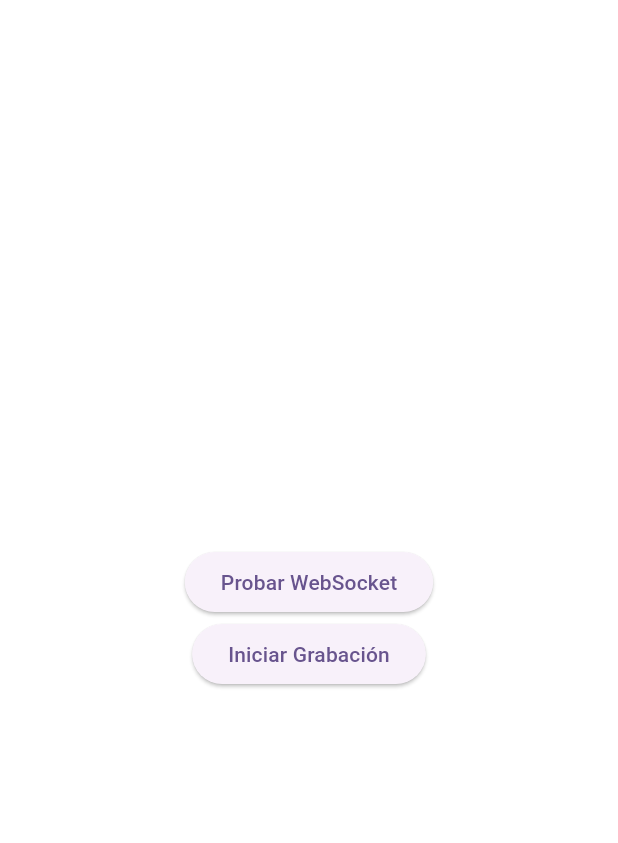
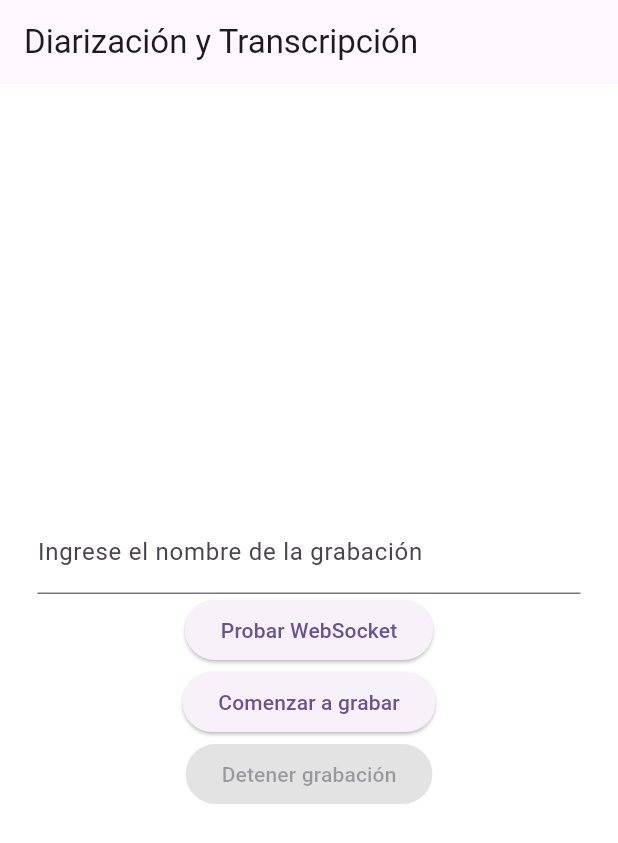
Before and after one commit to opozo00/flutterCliente-paper, a Flutter app: the screen it shows after launch, after a tap on "Probar WebSocket", on a phone screen of 412 x 824 dp. Shown: the top 843 px of the screen. Run offline on Flutter 3.47's test engine with Material 3 defaults, Android fonts, the phone set to English and light mode, and no system bars; our stand-ins replace audioplayers, socket_io_client; missing offline and left inert: record; network calls fail.

Commit message:
Cambios en la grabación y envío de audio al server

```diff
--- a/lib/aitranscription.dart
+++ b/lib/aitranscription.dart
@@ -1,4 +1,6 @@
+import 'dart:async';
 import 'dart:convert';
+import 'dart:io' as f;
 
 import 'package:record/record.dart';
 import 'package:flutter/material.dart';
@@ -8,7 +10,7 @@ import 'package:path_provider/path_provider.dart';
 import 'package:socket_io_client/socket_io_client.dart' as IO;
 import 'package:http/http.dart' as http;
 
-void main() async {
+void main() {
   runApp(const MyApp());
 }
 
@@ -37,9 +39,13 @@ class TranscriptionPage extends StatefulWidget {
 }
 
 class _TranscriptionPageState extends State<TranscriptionPage> {
+  final TextEditingController _textController = TextEditingController();
   List<String> _transcripts = [];
   final recorder = AudioRecorder();
   bool isRecording = false;
+  bool detener = false;
+
+
 
   IO.Socket socket = IO.io('http://10.0.2.2:3000',
       OptionBuilder()
@@ -47,10 +53,29 @@ class _TranscriptionPageState extends State<TranscriptionPage> {
           .setExtraHeaders({'foo': 'bar'}) // optional
           .build());
 
+  @override
+  void initState() {
+    super.initState();
+    socket.on('connect', (_) => print('Connected to server'));
+    socket.on('transcript', (data) => setState(() => _transcripts.add(data)));
+
+    // Solicitar permiso de grabación de audio
+    _requestAudioPermission();
+  }
+
+  void _requestAudioPermission() async {
+    var status = await recorder.hasPermission();
+    if (status == false) {
+      print("Permiso de audio no otorgado");
+    }
+  }
 
   @override
   Widget build(BuildContext context) {
     return Scaffold(
+      appBar: AppBar(
+        title: Text('Diarización y Transcripción'),
+      ),
       backgroundColor: Colors.white,
       body: SafeArea(
         child: Padding(
@@ -64,9 +89,13 @@ class _TranscriptionPageState extends State<TranscriptionPage> {
               physics: BouncingScrollPhysics(),
               child: Column(
                 children: [
+                  TextField(
+                    controller: _textController,
+                    decoration: InputDecoration(labelText: 'Ingrese el nombre de la grabación'),
+                  ),
                   ElevatedButton(
                     //pruebaGET,pruebaSocket
-                    onPressed: pruebaSocket,
+                    onPressed: pruebaGET,
                     child: Text('Probar WebSocket'),
                   ),
                   /*ElevatedButton(
@@ -77,10 +106,16 @@ class _TranscriptionPageState extends State<TranscriptionPage> {
                     onPressed: stopRecording,
                     child: Text('Detener grabación'),
                   ),*/
-                  ElevatedButton(onPressed: isRecording ? detenerGrabacion : iniciarGrabacion,
+                  /*ElevatedButton(onPressed: isRecording ? detenerGrabacion : iniciarGrabacion,
                     child: Text(isRecording
                         ? 'Detener Grabación'
-                        : 'Iniciar Grabación'),),
+                        : 'Iniciar Grabación'),),*/
+                  ElevatedButton(onPressed:
+                  isRecording ? null : iniciarGrabacion,
+                    child: Text('Comenzar a grabar'),),
+                  ElevatedButton(onPressed:
+                  isRecording ? detenerGrabacion : null,
+                    child: Text('Detener grabación'),),
                   ListView.builder(
                     shrinkWrap: true,
                     itemCount: _transcripts.length,
@@ -96,22 +131,31 @@ class _TranscriptionPageState extends State<TranscriptionPage> {
       ),
     );
   }
+
+  // Iniciar grabación
   Future<void> iniciarGrabacion() async {
-    if(!isRecording){
-      try{
-        if(await recorder.hasPermission()){
     final path = await getTemporaryDirectory();
-          //final filename = DateTime.now().millisecondsSinceEpoch.toString() + '.wav';
-          final filename = "audioPruebaFinal" + '.wav';
-          final filePath = path.path + '/' + filename;
-          await recorder.start(const RecordConfig(), path: filePath);
+    final filePath = path.path + '/' + _textController.text;
+
+    if (await recorder.hasPermission()) {
+      await recorder.start(RecordConfig(), path: filePath);
+      Timer.periodic(Duration(seconds: 15), (timer) async{
+        if(isRecording){
+          final path = await recorder.stop();
+          var bytes = await f.File(path!).readAsBytes();
+          //print(path); // Path completo al archivo de audio grabado
+
+          socket.emit('data',path);
+          iniciarGrabacion();
+        }
+      });
+      socket.emit('start', _textController.text);
       setState(() {
         isRecording = true;
+
       });
-        }
-      }catch (e){
-        print("Eror: $e");
-      }
+    } else {
+      print("No se tienen los permisos necesarios");
     }
     // Mostrar un Snackbar para indicar que la grabación ha comenzado
     ScaffoldMessenger.of(context).showSnackBar(
@@ -121,44 +165,51 @@ class _TranscriptionPageState extends State<TranscriptionPage> {
     );
   }
 
-  Future<void> detenerGrabacion() async {
-    if(isRecording){
-      try{
-        var audio = await recorder.stop();
+  Future<void> grabacion() async {
+    final nombreAudio = 'audio';
+    final path = await getTemporaryDirectory();
+    final filePath = path.path + '/' + _textController.text;
+
+    if (await recorder.hasPermission()) {
+      await recorder.start(RecordConfig(), path: filePath);
+      while (detener){
+        await recorder.start(RecordConfig(), path: filePath);
+        detener = true;
+        socket.emit('start', _textController.text);
+      };
+
       setState(() {
-          isRecording = false;
+        isRecording = true;
+
       });
-        socket.onConnect((data) => {
-          print('Connected to server'),
-          //MIENTRAS SE GRABA EL AUDIO ENVIAR PARTES DEL MISMO
-          socket.emit("transcription",audio),
-        });
-        socket.onDisconnect((_) => print('disconnect'));
-      }catch (e){
-        print("Eror: $e");
-      }
+    } else {
+      print("No se tienen los permisos necesarios");
     }
     // Mostrar un Snackbar para indicar que la grabación ha comenzado
     ScaffoldMessenger.of(context).showSnackBar(
       SnackBar(
-        content: Text('Grabación detenida'),
+        content: Text('Grabación iniciada'),
       ),
     );
   }
-  void pruebaSocket() {
-    /*socket.connect();
-    socket.onConnect((_){
-      print("Connection established");
-      //socket.emit('message','Este es un mensaje de prueba desde flutter');
-      socket.send('Este es un mensaje de prueba desde flutter' as List<String>);
+
+/*// Start the timer
+  Timer.periodic(Duration(seconds: 10), (timer) {
+    // Call your function here
+    myFunction();
   });*/
-    /*socket.onConnect((_) => {
-      print('Connected to server'),
-      socket.emit('message','hola desde flutter PRUEBA 0010'),
-      socket.on('message', (data) =>
-        print("Respuesta del servidor: "+data),),
+
+
+  // Detener grabación
+  Future<void> detenerGrabacion() async {
+    final path = await recorder.stop();
+    var bytes = await f.File(path!).readAsBytes();
+    print(path); // Path completo al archivo de audio grabado
+
+    socket.emit('stop',base64Encode(bytes));
+    setState(() {
+      isRecording = false;
     });
-    socket.onDisconnect((_) => print('disconnect'));*/
   }
 
   Future <void> pruebaGET() async {
@@ -176,11 +227,14 @@ class _TranscriptionPageState extends State<TranscriptionPage> {
 
   @override
   void dispose() {
+    super.dispose();
+    socket.off('connect');
+    socket.off('transcript');
     socket.disconnect();
-    socket.dispose();
-    super.dispose();
   }
 }
+
+
 
 /*import 'dart:async';
 
```
Lines whose indentation alone changed are shown as unchanged.
